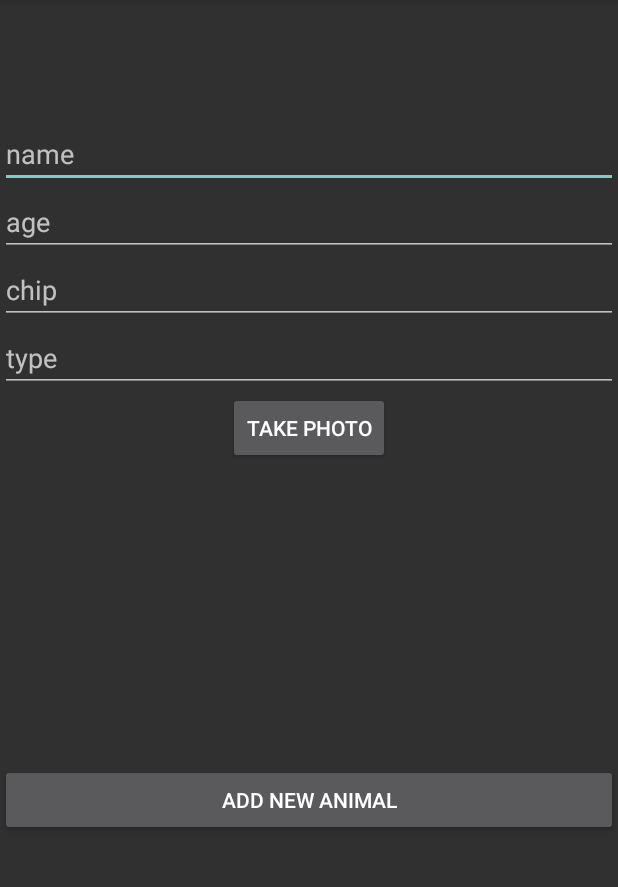
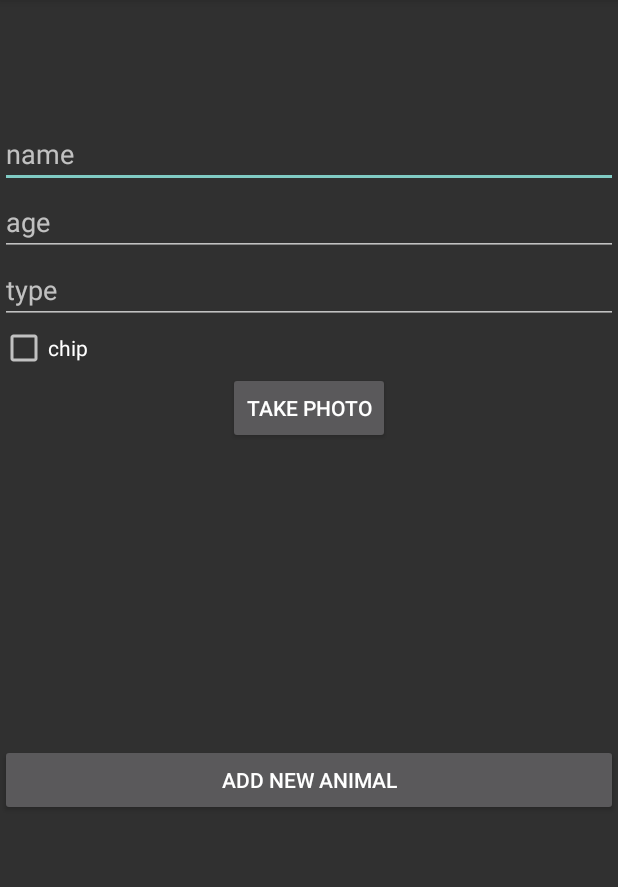
Before and after one commit to cettorre/AndroidSQLiteDB, an Android app: the screen it shows after launch (InsertAnimal), after a tap on "ADD NEW ANIMAL", on a phone screen of 412 x 824 dp, the part 84-971 px from its top. Run offline under Robolectric (Android 15) with nearby library versions, the phone set to English and light mode, and no system bars.

Commit message:
adding checkbox
changed COL_CHIP to integer(1 true 0 false)
added checkbox into AnimalInsert activity
uypdated setViewBinder

```diff
--- a/app/src/main/java/com/example/formacio/androidlocaldb/AnimalInfo.java
+++ b/app/src/main/java/com/example/formacio/androidlocaldb/AnimalInfo.java
@@ -69,8 +69,8 @@ public class AnimalInfo extends AppCompatActivity {
         int age = mCursor.getInt(mCursor.getColumnIndexOrThrow(DbHelper.COL_AGE));
         Log.e("column2",String.valueOf(age));
 
-        String chip = mCursor.getString(mCursor.getColumnIndexOrThrow(DbHelper.COL_CHIP));
-        Log.e("column",chip);
+        String chip = (mCursor.getInt(mCursor.getColumnIndexOrThrow(DbHelper.COL_CHIP))==1)?"yes":"no";
+        Log.e("chip",chip);
 
         String type = mCursor.getString(mCursor.getColumnIndexOrThrow(DbHelper.COL_TYPE));
         Log.e("column",type);
--- a/app/src/main/java/com/example/formacio/androidlocaldb/DatabaseActivity.java
+++ b/app/src/main/java/com/example/formacio/androidlocaldb/DatabaseActivity.java
@@ -87,10 +87,10 @@ public class DatabaseActivity extends Activity  {
                 if(columnIndex == 1) {
                     TextView text = (TextView) view;  // get your View
                     text.setText(mCursor.getString(mCursor.getColumnIndexOrThrow(DbHelper.COL_NAME)));
-                    text.setTextColor(Color.rgb(0,255,255));
+                   // text.setTextColor(Color.rgb(0,255,255));
                     text.setTextSize(24);
-                    if(mCursor.getString(mCursor.getColumnIndexOrThrow(DbHelper.COL_CHIP)).toString().equalsIgnoreCase("yes"))
-                        text.setTextColor(Color.BLUE);
+                    if(mCursor.getInt(mCursor.getColumnIndexOrThrow(DbHelper.COL_CHIP))==1)
+                        text.setTextColor(Color.rgb(0,255,255));
                 }
                 return false;
             }
--- a/app/src/main/java/com/example/formacio/androidlocaldb/DbHelper.java
+++ b/app/src/main/java/com/example/formacio/androidlocaldb/DbHelper.java
@@ -30,7 +30,7 @@ public class DbHelper extends SQLiteOpenHelper{
     private static final String STRING_CREATE =
             "CREATE TABLE " + TABLE_NAME + " (_id INTEGER PRIMARY KEY AUTOINCREMENT, "
                     + COL_NAME + " TEXT, " + COL_DATE + " DATE," + COL_AGE + " INTEGER,"+
-                     COL_CHIP + " TEXT, " + COL_TYPE + " TEXT,"+ COL_PHOTO + " TEXT" +
+                     COL_CHIP + " INTEGER, " + COL_TYPE + " TEXT,"+ COL_PHOTO + " TEXT" +
                     ");";
 
     public DbHelper(Context context) {
--- a/app/src/main/java/com/example/formacio/androidlocaldb/InsertAnimal.java
+++ b/app/src/main/java/com/example/formacio/androidlocaldb/InsertAnimal.java
@@ -16,6 +16,7 @@ import android.util.Base64;
 import android.util.Log;
 import android.view.View;
 import android.widget.Button;
+import android.widget.CheckBox;
 import android.widget.EditText;
 import android.widget.ImageView;
 import android.widget.SimpleCursorAdapter;
@@ -30,8 +31,10 @@ public class InsertAnimal extends AppCompatActivity {
 
     EditText name;
     EditText age;
-    EditText chip;
+    //EditText chip;
     EditText type;
+    CheckBox hasChip;
+    int iChip;
 
 
     Button sendData;
@@ -58,8 +61,9 @@ public class InsertAnimal extends AppCompatActivity {
 
         name = (EditText) findViewById(R.id.name);
         age = (EditText) findViewById(R.id.age);
-        chip = (EditText) findViewById(R.id.chip);
+       // chip = (EditText) findViewById(R.id.chip);
         type = (EditText) findViewById(R.id.type);
+        hasChip=findViewById(R.id.hasChip);
 
         sendData=(Button) findViewById(R.id.sendData);
         takePhoto=findViewById(R.id.takePhoto);
@@ -85,7 +89,7 @@ public class InsertAnimal extends AppCompatActivity {
 
                 String sName=name.getText().toString();
                 String sAge=age.getText().toString();
-                String sChip=chip.getText().toString();
+              //  String sChip=chip.getText().toString();
                 String sType=type.getText().toString();
         //        String sDate=date.getText().toString();
         //        String sPhoto=photo.getText().toString();
@@ -117,8 +121,14 @@ public class InsertAnimal extends AppCompatActivity {
                 cv.put(DbHelper.COL_DATE, dateFormat.format(new Date())); //InsertAnimal 'now' as the date
 
                 cv.put(DbHelper.COL_AGE, sAge);
-                cv.put(DbHelper.COL_CHIP, sChip);
+             //   cv.put(DbHelper.COL_CHIP, sChip);
                 cv.put(DbHelper.COL_TYPE, sType);
+                if(hasChip.isChecked()){
+                    cv.put(DbHelper.COL_CHIP,1);
+                }else {
+                    cv.put(DbHelper.COL_CHIP,0);
+                }
+
          //       cv.put(DbHelper.COL_PHOTO, sPhoto);
 
                 mDb.insert(DbHelper.TABLE_NAME, null, cv);
--- a/app/src/main/res/layout/activity_insert.xml
+++ b/app/src/main/res/layout/activity_insert.xml
@@ -20,17 +20,18 @@
         android:layout_height="wrap_content"
         android:hint="age" />
 
-    <EditText
-        android:id="@+id/chip"
-        android:layout_width="match_parent"
-        android:layout_height="wrap_content"
-        android:hint="chip" />
 
     <EditText
         android:id="@+id/type"
         android:layout_width="match_parent"
         android:layout_height="wrap_content"
         android:hint="type" />
+
+    <CheckBox
+        android:id="@+id/hasChip"
+        android:layout_width="wrap_content"
+        android:layout_height="wrap_content"
+        android:text="chip" />
 
     <Button
         android:id="@+id/takePhoto"
```
